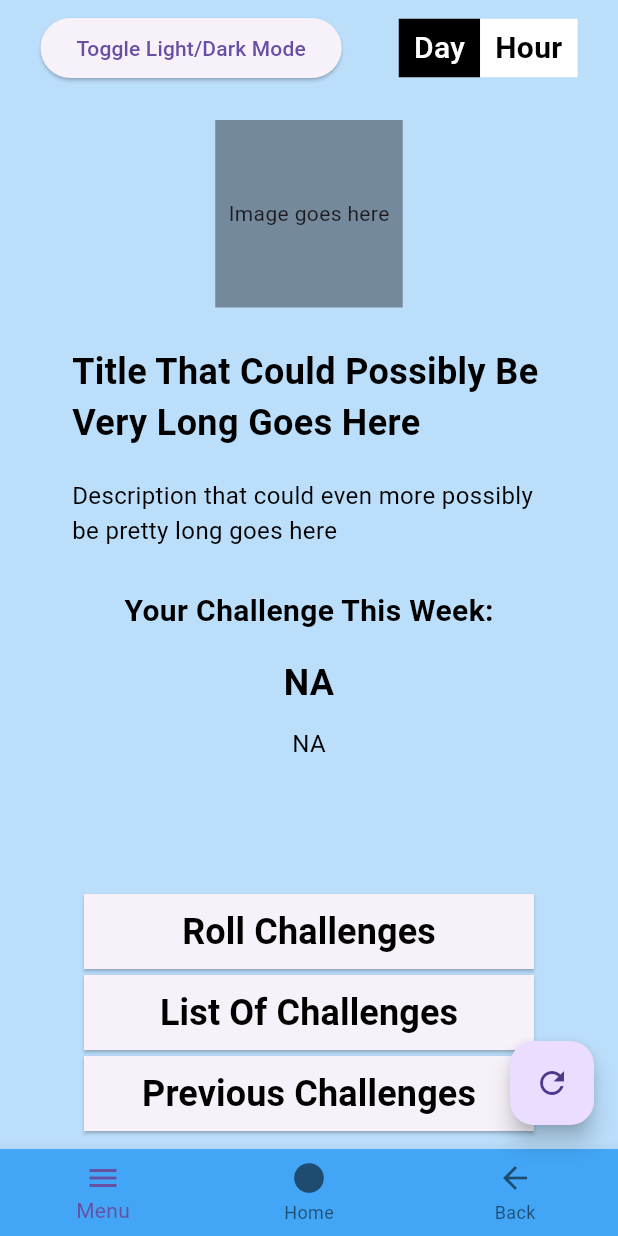
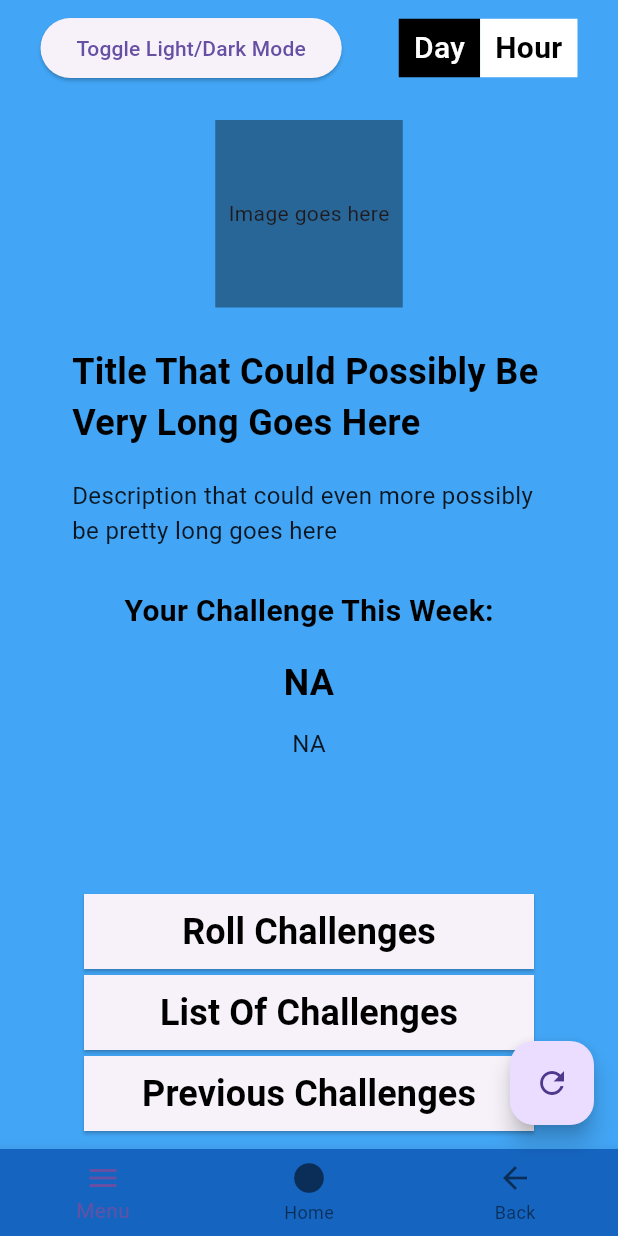
Before and after one commit to Sabagan/EcoQuest, a Flutter app: the MainPage screen opened directly with empty values, on a phone screen of 412 x 824 dp. Run offline on Flutter 3.47's test engine with Material 3 defaults, Android fonts, the phone set to English and light mode, and no system bars; our stand-ins replace shared_preferences; accounts and stored records are empty.

Commit message:
UI Changes

```diff
--- a/lib/components/app_button.dart
+++ b/lib/components/app_button.dart
@@ -1,11 +1,17 @@
+import 'package:flutter/material.dart';
 import 'package:ecoquest/styles/app_text.dart';
-import 'package:flutter/material.dart';
 
 class AppButton extends StatelessWidget {
   final String buttonText;
   final VoidCallback onPressed;
+  final Color textColor;
 
-  const AppButton({super.key, required this.buttonText, required this.onPressed});
+  const AppButton({
+    super.key,
+    required this.buttonText,
+    required this.onPressed,
+    required this.textColor,
+  });
 
   @override
   Widget build(BuildContext context) {
@@ -15,13 +21,14 @@ class AppButton extends StatelessWidget {
         width: 300,
         height: 50,
         child: ElevatedButton(
-          style: ElevatedButton.styleFrom(
-            shape: RoundedRectangleBorder()
-          ),
+          style: ElevatedButton.styleFrom(shape: RoundedRectangleBorder()),
           onPressed: onPressed,
           child: Padding(
             padding: const EdgeInsets.all(8.0),
-            child: Text(buttonText, style: AppText.buttonTextStyle,),
+            child: Text(
+              buttonText,
+              style: AppText.buttonTextStyle.copyWith(color: textColor),
+            ),
           ),
         ),
       ),
--- a/lib/pages/main_page.dart
+++ b/lib/pages/main_page.dart
@@ -34,17 +34,17 @@ class _MainPageState extends State<MainPage> {
     );
 
     final descriptionStyle = TextStyle(
-      color: widget.isDarkMode ? Colors.white : Colors.black,
+      color: widget.isDarkMode ? Colors.white70 : Colors.black87,
       fontSize: 16,
       fontWeight: FontWeight.normal,
     );
 
     return Scaffold(
-      backgroundColor: widget.isDarkMode ? Colors.blue[400] : Colors.blue[100],
+      backgroundColor: widget.isDarkMode ? Colors.blue[800] : Colors.blue[400],
       bottomNavigationBar: BottomNavigationBar(
         backgroundColor:
-            widget.isDarkMode ? Colors.blue[100] : Colors.blue[400],
-        items: [
+            widget.isDarkMode ? Colors.blue[400] : Colors.blue[800],
+        items: const [
           BottomNavigationBarItem(icon: Icon(Icons.menu), label: "Menu"),
           BottomNavigationBarItem(icon: Icon(Icons.circle), label: "Home"),
           BottomNavigationBarItem(icon: Icon(Icons.arrow_back), label: "Back"),
@@ -52,7 +52,7 @@ class _MainPageState extends State<MainPage> {
       ),
       floatingActionButton: FloatingActionButton(
         onPressed: () => ChallengePreferences.resetPrefs(),
-        child: Icon(Icons.refresh),
+        child: const Icon(Icons.refresh),
       ),
       body: Padding(
         padding: const EdgeInsets.all(8.0),
@@ -142,7 +142,8 @@ class _MainPageState extends State<MainPage> {
                     Text(
                       currentActiveChallenge!.title,
                       style: TextStyle(
-                          color: Colors.black,
+                          color:
+                              widget.isDarkMode ? Colors.white : Colors.black,
                           fontSize: 24,
                           fontWeight: FontWeight.bold),
                       textAlign: TextAlign.center,
@@ -170,16 +171,19 @@ class _MainPageState extends State<MainPage> {
                                 currentActiveChallenge!.id!);
                       });
                     },
+                    textColor: widget.isDarkMode ? Colors.white : Colors.black,
                   ),
                   AppButton(
                     buttonText: "List Of Challenges",
                     onPressed: () => Navigator.of(context)
                         .pushNamed(AppRoutes.challengeList),
+                    textColor: widget.isDarkMode ? Colors.white : Colors.black,
                   ),
                   AppButton(
                     buttonText: "Previous Challenges",
                     onPressed: () => Navigator.of(context)
                         .pushNamed(AppRoutes.previousChallenges),
+                    textColor: widget.isDarkMode ? Colors.white : Colors.black,
                   ),
                 ],
               ),
--- a/lib/pages/welcome_page.dart
+++ b/lib/pages/welcome_page.dart
@@ -18,32 +18,34 @@ class WelcomePage extends StatelessWidget {
 
   @override
   Widget build(BuildContext context) {
+    final isDarkMode = false;
+
     return Scaffold(
         body: Center(
             child: Column(
       children: [
         Text("Welcome"),
-            AppButton(buttonText: "Continue", onPressed: () {
+        AppButton(
+          buttonText: "Continue",
+          onPressed: () {
             ChallengePreferences.addChallenge(Challenge(
                 title: "No Plastic Straws",
                 description: "Try not to use plastic straws this week.",
-                active: false
-              ));
+                active: false));
             ChallengePreferences.addChallenge(Challenge(
                 title: "Lightning Shower",
                 description: "Reduce shower time to 5 minutes to save water.",
-                active: false
-              ));
+                active: false));
 
             ChallengePreferences.activateRandomChallenge();
 
             ChallengePreferences.printChallengeList();
 
             Navigator.of(context).pushReplacementNamed(AppRoutes.mainPage);
-            })
+          },
+          textColor: isDarkMode ? Colors.white : Colors.black,
+        ),
       ],
-        )
-      )
-    );
+    )));
   }
 }
--- a/lib/styles/app_text.dart
+++ b/lib/styles/app_text.dart
@@ -1,5 +1,6 @@
 import 'package:flutter/material.dart';
 
-class AppText{
-  static const buttonTextStyle = TextStyle(color: Colors.black, fontSize: 24, fontWeight: FontWeight.bold);
+class AppText {
+  static const buttonTextStyle =
+      TextStyle(color: Colors.black, fontSize: 24, fontWeight: FontWeight.bold);
 }
```
Lines whose indentation alone changed are shown as unchanged.
